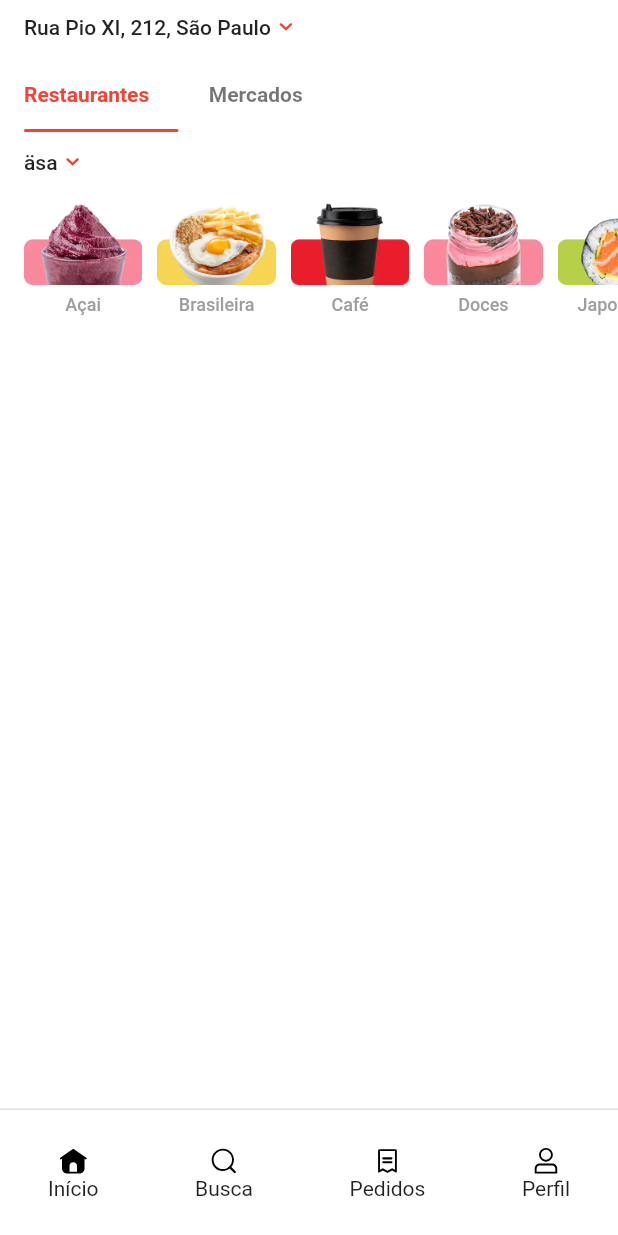
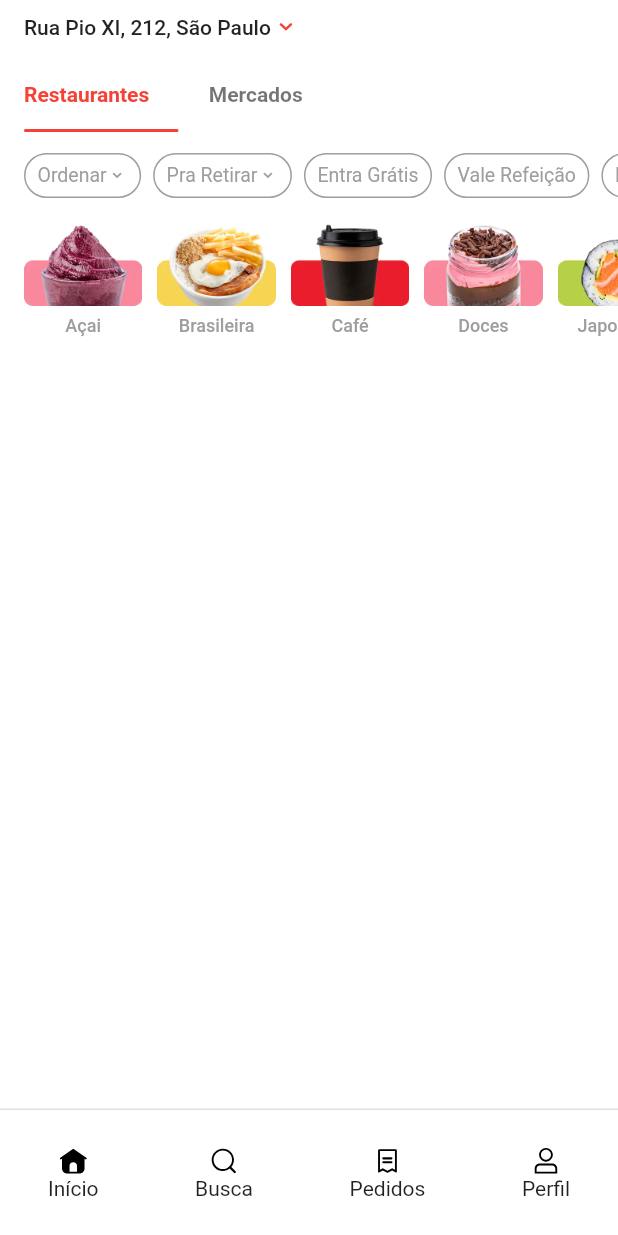
Before and after one commit to DaviLima99/ifood-clone-flutter, a Flutter app: the screen it shows after launch, on a phone screen of 412 x 824 dp. Run offline on Flutter 3.47's test engine with Material 2 defaults, Android fonts, the phone set to English and light mode, and no system bars; our stand-ins replace flutter_svg, tab_indicator_styler; Roboto replaces fonts that are missing (Nunito-Sans).

Commit message:
Add filter section

```diff
--- a/lib/core/theme/app_typography.dart
+++ b/lib/core/theme/app_typography.dart
@@ -1,4 +1,5 @@
 import 'package:flutter/material.dart';
+import 'package:ifood/core/theme/app_colors.dart';
 
 class AppTypography {
   static TextStyle? bodyText(BuildContext context) {
@@ -23,6 +24,13 @@ class AppTypography {
     );
   }
 
+  static TextStyle filterItemStyle(BuildContext context) {
+    return Theme.of(context).textTheme.bodyText1!.copyWith(
+        color: AppColors.primaryColor,
+        fontWeight: FontWeight.normal,
+        fontSize: 13);
+  }
+
   static TextStyle localTextStyle(BuildContext context) {
     return Theme.of(context).textTheme.bodyText1!.copyWith(
       fontWeight: FontWeight.w700,
--- a/lib/views/content/components/filters_component.dart
+++ b/lib/views/content/components/filters_component.dart
@@ -20,33 +20,55 @@ class _FiltersComponentDelegate extends SliverPersistentHeaderDelegate {
 
   @override
   Widget build(BuildContext context, double shrinkOffset, bool overlapsContent) {
-    return Column(
-      children: [
-        SizedBox(
-          height: MediaQuery.of(context).padding.top,
-        ),
-        Row(
-          children: [
-            Padding(
-              padding: const EdgeInsets.symmetric(horizontal: 16, vertical: 8),
-              child:  Row(
-                children: [
-                  Text("äsa", style: AppTypography.bodyText(context)),
-                  const AppIcon(AppIcons.arrowDown, size: Size(20, 20), color: AppColors.primaryColor)
-                ],
-              ),
-            )
-          ],
-        )
-      ],
+    return Container(
+      color: Colors.white,
+      height: 54,
+      child: ListView(
+        scrollDirection: Axis.horizontal,
+        children: const [
+          SizedBox(
+            width: 16,
+          ),
+          FilterItemComponent(
+            label: 'Ordenar',
+            icon: AppIcons.arrowDown,
+          ),
+          FilterItemComponent(
+            label: 'Pra Retirar',
+            icon: AppIcons.arrowDown,
+          ),
+          FilterItemComponent(
+            label: 'Entra Grátis',
+          ),
+          FilterItemComponent(
+            label: 'Vale Refeição',
+          ),
+          FilterItemComponent(
+            label: 'Distância',
+            icon: AppIcons.arrowDown,
+          ),
+          FilterItemComponent(
+            label: 'Entrega Parceira',
+            icon: AppIcons.arrowDown,
+          ),
+          FilterItemComponent(
+            label: 'Filtros',
+            icon: AppIcons.arrowDown,
+
+          ),
+          SizedBox(
+            width: 16,
+          ),
+        ],
+      ),
     );
   }
 
   @override
-  double get maxExtent => height + 40;
+  double get maxExtent => height + 54;
 
   @override
-  double get minExtent => height + 40;
+  double get minExtent => height + 54;
 
   @override
   bool shouldRebuild(covariant SliverPersistentHeaderDelegate oldDelegate) {
@@ -54,3 +76,36 @@ class _FiltersComponentDelegate extends SliverPersistentHeaderDelegate {
   }
 
 }
+
+class FilterItemComponent extends StatelessWidget {
+  final String label;
+  final String? icon;
+
+  const FilterItemComponent({ Key? key, required this.label, this.icon }) : super(key: key);
+
+  @override
+  Widget build(BuildContext context) {
+    return Padding(
+      padding: const EdgeInsets.only(top:  12, bottom: 12, right: 8),
+      child: Container(
+        decoration: BoxDecoration(
+          borderRadius: BorderRadius.circular(32),
+          color: Colors.white,
+          border: Border.all(
+            color: AppColors.grey
+          )
+        ),
+        child: Padding(
+          padding: const EdgeInsets.symmetric(horizontal: 8),
+          child: Row(
+            children: [
+              Text(label, style: AppTypography.filterItemStyle(context)
+                      .copyWith(color: AppColors.grey)),
+               if (icon != null) AppIcon(icon!, size: const Size(14, 14), color: AppColors.grey)
+            ],
+          ),
+        ),
+      ),
+    );
+  }
+}
--- a/lib/views/content/content_page.dart
+++ b/lib/views/content/content_page.dart
@@ -30,7 +30,7 @@ class _ContentPageState extends State<ContentPage>     with SingleTickerProvider
     super.initState();
   }
 
-   int _currentIndex = 0;
+  int _currentIndex = 0;
 
   @override
   Widget build(BuildContext context) {
```
